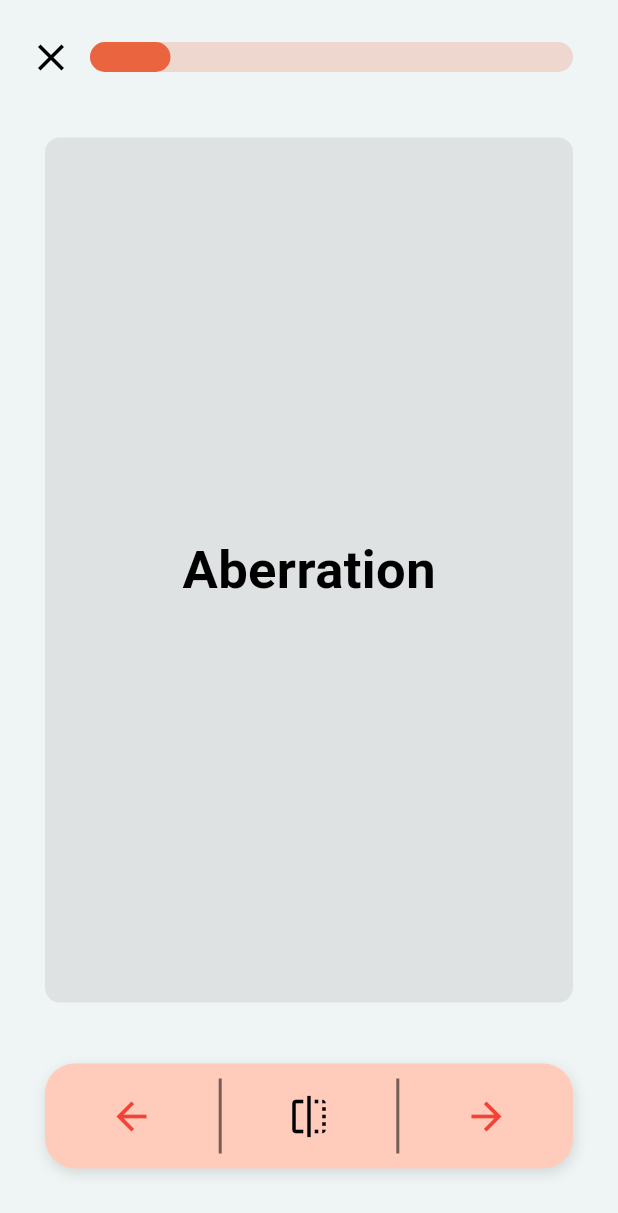
After one commit to kien-ship-it/Kien-s_english_app, a Flutter app: the Flashcards screen opened directly, on a phone screen of 412 x 824 dp. The commit adds this screen. Shown: the top 1213 px of the screen. Run offline on Flutter 3.47's test engine with Material 3 defaults, Android fonts, the phone set to English and light mode, and no system bars; drawn by our look-alikes of flip_card; our stand-ins replace cloud_firestore, firebase_auth, firebase_core, firebase_storage, flutter_snake_navigationbar, fluttertoast; missing offline and left inert: survey_kit; accounts and stored records are empty.

Commit message:
Multichoice, flashcards, navigation

```diff
--- a/lib/Widgets/CustomIcon.dart
+++ b/lib/Widgets/CustomIcon.dart
@@ -7,6 +7,6 @@ class CustomIcon extends StatelessWidget {
 
   @override
   Widget build(BuildContext context) {
-    return Icon(icon, size: 40);
+    return Icon(icon, size: 35);
   }
 }
--- a/lib/Widgets/LessonBox.dart
+++ b/lib/Widgets/LessonBox.dart
@@ -21,7 +21,7 @@ class LessonBox extends StatelessWidget {
     return Padding(
       padding: const EdgeInsets.only(left: 16.0, right: 16, top: 8, bottom: 8),
       child: Container(
-        height: 200, // Set a fixed height for the container
+        height: 197, // Set a fixed height for the container
         decoration: BoxDecoration(
           // color: const Color(0xFFBFDEE2),
           color: lessonBoxColor,
@@ -63,7 +63,7 @@ class LessonBox extends StatelessWidget {
                 ),
               ],
             ),
-            const SizedBox(height: 10.0),
+            const SizedBox(height: 5.0),
             Padding(
               padding: const EdgeInsets.only(left: 8.0),
               child: SizedBox(
--- a/lib/features/lesson/IndividualLesson/ProgressBar.dart
+++ b/lib/Widgets/ProgressBar.dart
@@ -6,26 +6,22 @@ class ProgressBar extends StatelessWidget {
     required this.paddingProgressBar,
     required this.progressWidth,
     required this.progressValue,
+    required this.backgroundColor,
+    required this.progressColor,
+    this.textDisplay = false,
   });
 
   final double paddingProgressBar;
   final double progressWidth;
   final double progressValue;
+  final Color backgroundColor;
+  final Color progressColor;
+  final bool textDisplay;
 
   @override
   Widget build(BuildContext context) {
     return Column(
       children: [
-        const Padding(
-          padding: EdgeInsets.only(bottom: 0, left: 35),
-          child: Align(
-            alignment: Alignment.centerLeft,
-            child: Text(
-              "Progress: 17/20",
-              textAlign: TextAlign.left,
-            ),
-          ),
-        ),
         Padding(
           padding: EdgeInsets.only(
               left: paddingProgressBar,
@@ -37,7 +33,7 @@ class ProgressBar extends StatelessWidget {
               Container(
                 height: 20.0, // Thicker height for the progress bar
                 decoration: BoxDecoration(
-                  color: const Color(0xFFB1DCDF),
+                  color: backgroundColor,
                   borderRadius: BorderRadius.circular(10.0),
                 ),
               ),
@@ -45,11 +41,12 @@ class ProgressBar extends StatelessWidget {
                 height: 20.0,
                 width: progressWidth * progressValue, // 40% width for example
                 decoration: BoxDecoration(
-                  color: const Color(0xFF497174),
+                  color: progressColor,
                   borderRadius: BorderRadius.circular(10.0),
                 ),
               ),
-              Positioned(
+
+              if (textDisplay) Positioned(
                 left: progressWidth * progressValue - 45, // Adjust the position for the text
                 top: 0,
                 child: Container(
--- /dev/null
+++ b/lib/features/Learn /Flashcards/Flashcards.dart
@@ -0,0 +1,147 @@
+import 'package:english_app/Widgets/ProgressBar.dart';
+import 'package:english_app/features/lesson/IndividualLesson/ALessonScreen.dart';
+import 'package:flutter/material.dart';
+import 'package:flip_card/flip_card.dart';
+
+class Flashcards extends StatefulWidget {
+  const Flashcards({super.key});
+
+  @override
+  _FlashcardsState createState() => _FlashcardsState();
+}
+
+class _FlashcardsState extends State<Flashcards> {
+  final GlobalKey<FlipCardState> cardKey = GlobalKey<FlipCardState>();
+
+  @override
+  Widget build(BuildContext context) {
+    double paddingProgressBar = 30;
+    return SafeArea(
+      child: Scaffold(
+        backgroundColor: const Color(0xFFEFF5F5),
+        body: Stack(
+          children: [
+            Center(
+                child: Column(
+                  mainAxisAlignment: MainAxisAlignment.spaceBetween,
+                  children: [
+                    Container(
+                      padding: const EdgeInsets.only(top: 20, bottom: 13, left: 30),
+                      child: ProgressBar(
+                        paddingProgressBar: 30,
+                        progressValue: 4 / 24,
+                        progressWidth: (MediaQuery.of(context).size.width - 2 * paddingProgressBar - 30),
+                        progressColor: const Color(0xFFEB6440),
+                        backgroundColor: const Color(0xFFEED7CF),
+                      ),
+                    ),
+                    FlipCard(
+                      key: cardKey,
+                      direction: FlipDirection.HORIZONTAL,
+                      speed: 300,
+                      front: Container(
+                        alignment: Alignment.center,
+                        width: (MediaQuery.of(context).size.width - 2 * paddingProgressBar),
+                        height: MediaQuery.of(context).size.height * 0.7,
+                        decoration: BoxDecoration(
+                          borderRadius: BorderRadius.circular(10.0),
+                          color: const Color(0xFFDEE2E2),
+                        ),
+                        child: const Text(
+                          "Aberration",
+                          style: TextStyle(
+                            fontSize: 35.0,
+                            fontWeight: FontWeight.bold,
+                            color: Colors.black,
+                          ),
+                        ),
+                      ),
+                      back: Container(
+                        alignment: Alignment.center,
+                        width: (MediaQuery.of(context).size.width - 2 * paddingProgressBar),
+                        height: MediaQuery.of(context).size.height * 0.7,
+                        decoration: BoxDecoration(
+                          borderRadius: BorderRadius.circular(10.0),
+                          color: const Color(0xFFDEE2E2),
+                        ),
+                        child: const Text(
+                          "Definition",
+                          style: TextStyle(
+                            fontSize: 35.0,
+                            fontWeight: FontWeight.bold,
+                            color: Colors.black,
+                          ),
+                        ),
+                      ),
+                    ),
+                    Container(
+                      margin: const EdgeInsets.only(left: 30, right: 30, bottom: 45, top: 25),
+                      padding: const EdgeInsets.symmetric(horizontal: 20.0, vertical: 10.0),
+                      decoration: BoxDecoration(
+                        color: Colors.deepOrange[100],
+                        borderRadius: BorderRadius.circular(20.0),
+                        boxShadow: const [
+                          BoxShadow(
+                            color: Colors.black12,
+                            blurRadius: 7.0,
+                            offset: Offset(1, 3),
+                          ),
+                        ],
+                      ),
+                      child: Row(
+                        mainAxisAlignment: MainAxisAlignment.spaceAround,
+                        children: [
+                          IconButton(
+                            icon: const Icon(Icons.arrow_back, color: Colors.red, size: 30,),
+                            onPressed: () {
+                              // Implement your back button action here
+                            },
+                          ),
+                          const SizedBox( // Changed from VerticalDivider
+                            height: 50, // Specify the height
+                            child: VerticalDivider(
+                              color: Colors.black54,
+                              thickness: 2,
+                            ),
+                          ),
+                          IconButton(
+                            icon: const Icon(Icons.flip, color: Colors.black, size: 30,),
+                            onPressed: () {
+                              cardKey.currentState?.toggleCard();
+                            },
+                          ),
+                          const SizedBox( // Changed from VerticalDivider
+                            height: 50, // Specify the height
+                            child: VerticalDivider(
+                              color: Colors.black54,
+                              thickness: 2,
+                            ),
+                          ),
+                          IconButton(
+                            icon: const Icon(Icons.arrow_forward, color: Colors.red, size: 30,),
+                            onPressed: () {
+                              // Implement your forward button action here
+                            },
+                          ),
+                        ],
+                      ),
+                    ),
+                  ],
+                ),
+              ),
+              Positioned(
+                  top: 14,
+                  left: 10,
+                  child: IconButton(
+                    icon: const Icon(Icons.close, color: Colors.black, size: 30),
+                    onPressed: () {
+                      Navigator.of(context).pop(context);
+                    },
+                  ),
+                ),
+          ]
+        ),
+      ),
+    );
+  }
+}
--- a/lib/features/authentication/login_screen.dart
+++ b/lib/features/authentication/login_screen.dart
@@ -50,7 +50,7 @@ class _LoginScreenState extends State<LoginScreen> {
             margin: const EdgeInsets.symmetric(horizontal: 20),
             child: Column(
               children: [
-                SizedBox(height: height/9,),
+                SizedBox(height: height/11,),
                 Text(
                   "Login",
                   style: TextStyle(
--- a/lib/features/authentication/signup_screen.dart
+++ b/lib/features/authentication/signup_screen.dart
@@ -50,7 +50,7 @@ class _SignUpScreenState extends State<SignUpScreen> {
           margin: const EdgeInsets.symmetric(horizontal: 20),
           child: Column(
             children: [
-              SizedBox(height: height/9,),
+              SizedBox(height: height/11,),
               Text(
                 "Sign Up",
                 style: TextStyle(
--- a/lib/features/lesson/IndividualLesson/LearnBox.dart
+++ b/lib/features/lesson/IndividualLesson/LearnBox.dart
@@ -7,18 +7,22 @@ class LearnBox extends StatelessWidget {
     required this.icon,
     required this.distanceIconText,
     required this.color,
+    required this.onTapAction,
   });
 
   final String title;
   final IconData icon;
   final double distanceIconText;
   final Color color;
+  final Function onTapAction;
 
   @override
   Widget build(BuildContext context) {
     return Expanded(
       child: GestureDetector(
-        onTap: null,
+        onTap: () {
+          onTapAction();
+        },
         child: Container(
           height: 155,
           margin: const EdgeInsets.symmetric(horizontal: 5),
--- a/lib/features/user/UserBox.dart
+++ b/lib/features/user/UserBox.dart
@@ -17,7 +17,7 @@ class UserBox extends StatelessWidget {
           BoxShadow(
             color: Colors.black12,
             blurRadius: 1,
-            spreadRadius: 2,
+            spreadRadius: 1,
             offset: Offset(0, 1),
           )
         ],
--- a/lib/main.dart
+++ b/lib/main.dart
@@ -1,4 +1,6 @@
 import 'package:english_app/features/GeneralScreen.dart';
+import 'package:english_app/features/Learn%20/Multiple%20Choice/MultipleChoice.dart';
+import 'package:english_app/features/lesson/LessonScreen.dart';
 import 'package:english_app/features/user/UserScreen.dart';
 import 'package:english_app/services/auth.dart';
 import 'package:english_app/features/home/home_screen.dart';
@@ -38,3 +40,7 @@ class MyApp extends StatelessWidget {
     );
   }
 }
+
+// FirebaseAuth.instance.currentUser == null
+// ? const LoginScreen()
+//     : const GeneralScreen()
--- a/pubspec.yaml
+++ b/pubspec.yaml
@@ -39,6 +39,8 @@ dependencies:
   flutter_snake_navigationbar: ^0.6.1
   fluttertoast: ^8.2.5
   survey_kit: ^0.2.0
+  flip_card: ^0.6.0
+
 
 dev_dependencies:
   flutter_lints: ^3.0.0
@@ -54,8 +56,8 @@ flutter:
   # the material Icons class.
   uses-material-design: true
   # To add assets to your application, add an assets section, like this:
-  # assets:
-  #   - images/a_dot_burr.jpeg
+  #  assets:
+  #     - images/a_dot_burr.jpeg
   #   - images/a_dot_ham.jpeg
   # An image asset can refer to one or more resolution-specific "variants", see
   # https://flutter.dev/assets-and-images/#resolution-aware
```
Also changed, not shown: lib/features/GeneralScreen.dart (+50 -9 lines), lib/features/Learn /Multiple Choice/MultipleChoice.dart (added, +194 -0 lines), lib/features/lesson/IndividualLesson/ALessonScreen.dart (+41 -7 lines), lib/features/lesson/LessonScreen.dart (+52 -27 lines), pubspec.lock.
